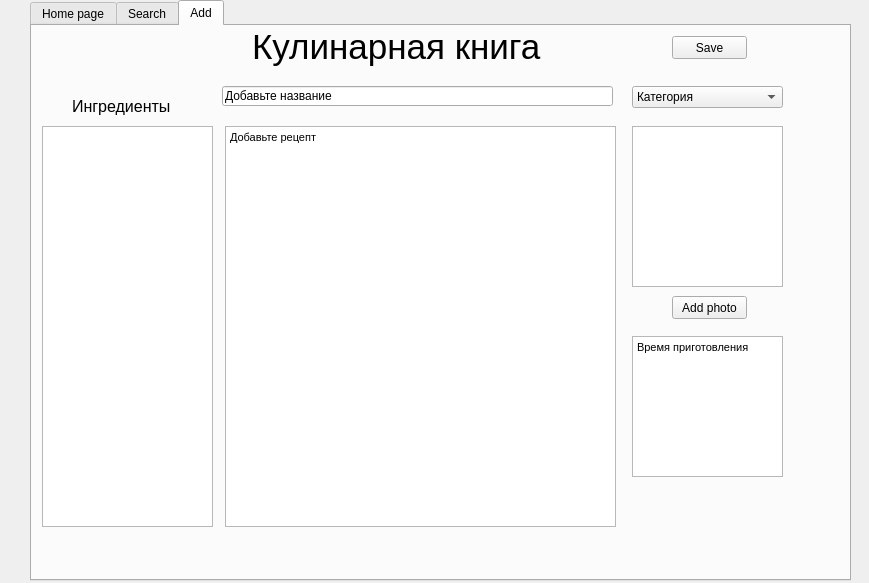
Old version of the form mainwindow.ui in the repository moevm/gui-1h2017-09.
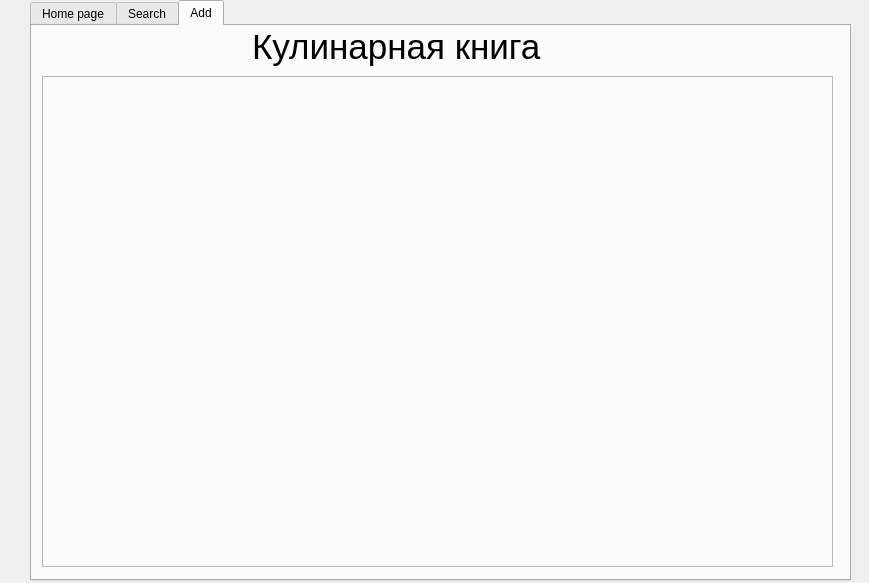
New version of the form. The open tabs and pages were chosen to show the change.

Commit message: Добавлена возможность добавлять свой рецепт

```diff
--- a/mainwindow.ui
+++ b/mainwindow.ui
@@ -122,19 +122,6 @@
      <attribute name="title">
       <string>Add</string>
      </attribute>
-     <widget class="QLineEdit" name="lineEdit_2">
-      <property name="geometry">
-       <rect>
-        <x>190</x>
-        <y>60</y>
-        <width>391</width>
-        <height>20</height>
-       </rect>
-      </property>
-      <property name="text">
-       <string>Добавьте название</string>
-      </property>
-     </widget>
      <widget class="QLabel" name="label_2">
       <property name="geometry">
        <rect>
@@ -153,117 +140,20 @@
        <string>Кулинарная книга</string>
       </property>
      </widget>
-     <widget class="QPushButton" name="saveButton">
-      <property name="geometry">
-       <rect>
-        <x>640</x>
-        <y>10</y>
-        <width>75</width>
-        <height>23</height>
-       </rect>
-      </property>
-      <property name="text">
-       <string>Save</string>
-      </property>
-     </widget>
-     <widget class="QGraphicsView" name="graphicsView_7">
-      <property name="geometry">
-       <rect>
-        <x>600</x>
-        <y>100</y>
-        <width>151</width>
-        <height>161</height>
-       </rect>
-      </property>
-     </widget>
-     <widget class="QPushButton" name="addButton">
-      <property name="geometry">
-       <rect>
-        <x>640</x>
-        <y>270</y>
-        <width>75</width>
-        <height>23</height>
-       </rect>
-      </property>
-      <property name="text">
-       <string>Add photo</string>
-      </property>
-     </widget>
-     <widget class="QLabel" name="label_3">
-      <property name="geometry">
-       <rect>
-        <x>40</x>
-        <y>70</y>
-        <width>111</width>
-        <height>20</height>
-       </rect>
-      </property>
-      <property name="font">
-       <font>
-        <pointsize>12</pointsize>
-       </font>
-      </property>
-      <property name="text">
-       <string>Ингредиенты</string>
-      </property>
-     </widget>
-     <widget class="QTextBrowser" name="textBrowser_2">
-      <property name="geometry">
-       <rect>
-        <x>600</x>
-        <y>310</y>
-        <width>151</width>
-        <height>141</height>
-       </rect>
-      </property>
-      <property name="html">
-       <string>&lt;!DOCTYPE HTML PUBLIC &quot;-//W3C//DTD HTML 4.0//EN&quot; &quot;http://www.w3.org/TR/REC-html40/strict.dtd&quot;&gt;
-&lt;html&gt;&lt;head&gt;&lt;meta name=&quot;qrichtext&quot; content=&quot;1&quot; /&gt;&lt;style type=&quot;text/css&quot;&gt;
-p, li { white-space: pre-wrap; }
-&lt;/style&gt;&lt;/head&gt;&lt;body style=&quot; font-family:'MS Shell Dlg 2'; font-size:8.25pt; font-weight:400; font-style:normal;&quot;&gt;
-&lt;p style=&quot; margin-top:0px; margin-bottom:0px; margin-left:0px; margin-right:0px; -qt-block-indent:0; text-indent:0px;&quot;&gt;Время приготовления&lt;/p&gt;&lt;/body&gt;&lt;/html&gt;</string>
-      </property>
-     </widget>
-     <widget class="QComboBox" name="comboBox">
-      <property name="geometry">
-       <rect>
-        <x>600</x>
-        <y>60</y>
-        <width>151</width>
-        <height>22</height>
-       </rect>
-      </property>
-      <item>
-       <property name="text">
-        <string>Категория</string>
-       </property>
-      </item>
-     </widget>
-     <widget class="QListView" name="listView">
+     <widget class="QFrame" name="frame">
       <property name="geometry">
        <rect>
         <x>10</x>
-        <y>100</y>
-        <width>171</width>
-        <height>401</height>
+        <y>50</y>
+        <width>791</width>
+        <height>491</height>
        </rect>
       </property>
-     </widget>
-     <widget class="QTextEdit" name="textEdit">
-      <property name="geometry">
-       <rect>
-        <x>193</x>
-        <y>100</y>
-        <width>391</width>
-        <height>401</height>
-       </rect>
+      <property name="frameShape">
+       <enum>QFrame::StyledPanel</enum>
       </property>
-      <property name="html">
-       <string>&lt;!DOCTYPE HTML PUBLIC &quot;-//W3C//DTD HTML 4.0//EN&quot; &quot;http://www.w3.org/TR/REC-html40/strict.dtd&quot;&gt;
-&lt;html&gt;&lt;head&gt;&lt;meta name=&quot;qrichtext&quot; content=&quot;1&quot; /&gt;&lt;style type=&quot;text/css&quot;&gt;
-p, li { white-space: pre-wrap; }
-&lt;/style&gt;&lt;/head&gt;&lt;body style=&quot; font-family:'MS Shell Dlg 2'; font-size:8.25pt; font-weight:400; font-style:normal;&quot;&gt;
-&lt;p style=&quot; margin-top:0px; margin-bottom:0px; margin-left:0px; margin-right:0px; -qt-block-indent:0; text-indent:0px;&quot;&gt;Добавьте рецепт&lt;/p&gt;&lt;/body&gt;&lt;/html&gt;</string>
+      <property name="frameShadow">
+       <enum>QFrame::Raised</enum>
       </property>
      </widget>
     </widget>
```
Left out of the diff: 2 changed lines with no effect on the pictures. The commit also changes 10 other files.
